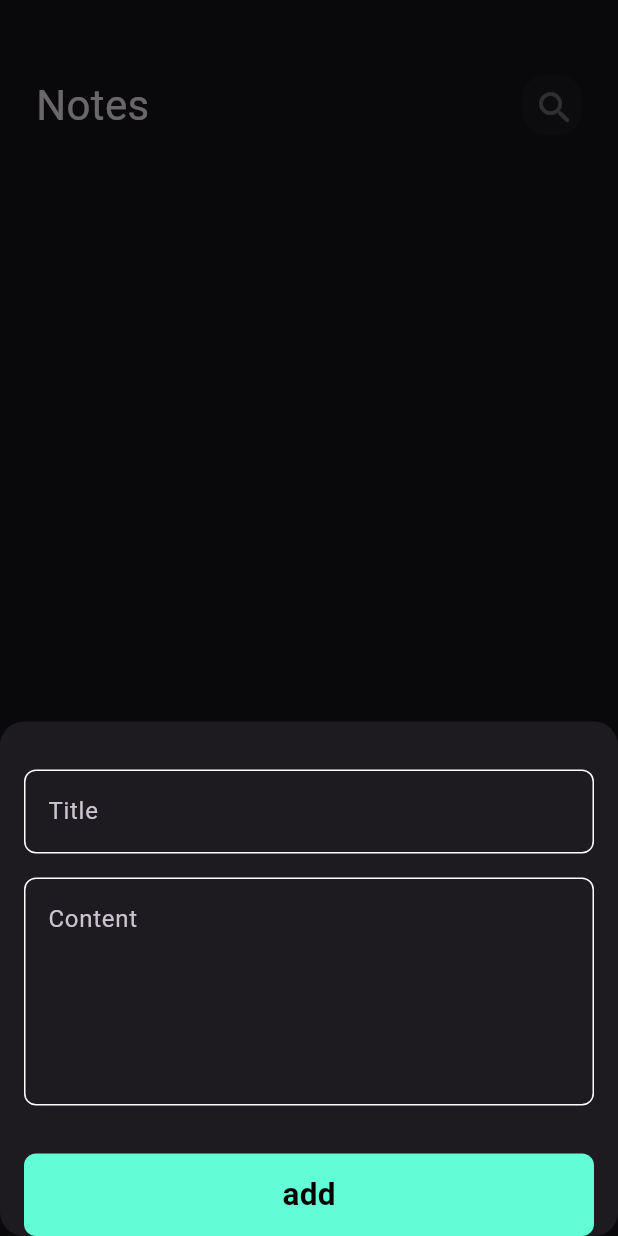
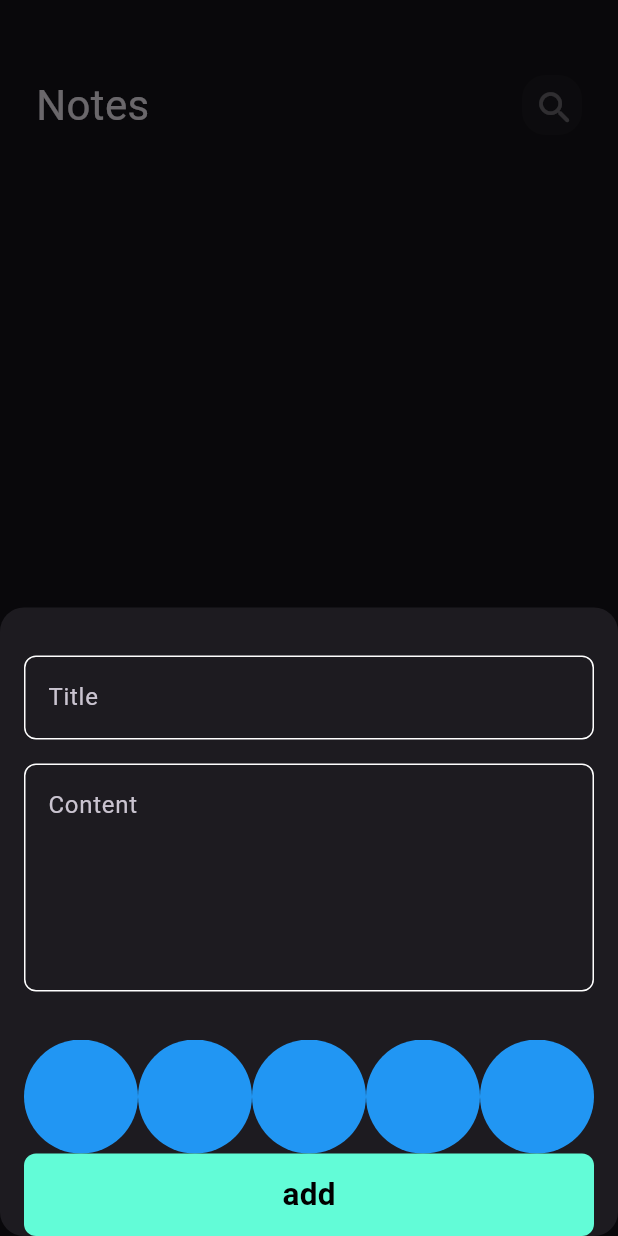
Before and after one commit to Ahmed-khedrovica/todo_app, a Flutter app: the screen it shows after launch, after a tap on the "add" icon, on a phone screen of 412 x 824 dp. Run offline on Flutter 3.47's test engine with Material 3 defaults, Android fonts, the phone set to English and light mode, and no system bars; our stand-ins replace bloc, flutter_bloc, font_awesome_flutter, hive, hive_flutter; accounts and stored records are empty.

Commit message:
create colors list view part 1

```diff
--- a/lib/widgets/add_note_form.dart
+++ b/lib/widgets/add_note_form.dart
@@ -4,6 +4,7 @@ import 'package:intl/intl.dart';
 import 'package:todo_app/cubits/add_note_cubit/add_note_cubit.dart';
 import 'package:todo_app/models/note_model.dart';
 
+import 'colors_list_view.dart';
 import 'custom_botton.dart';
 import 'custom_form_text_field.dart';
 
@@ -50,6 +51,7 @@ class _AddNoteFormState extends State<AddNoteForm> {
           const SizedBox(
             height: 32,
           ),
+          ColorListView(),
           BlocBuilder<AddNoteCubit, AddNoteState>(
             builder: (context, state) {
               return CustomButton(
--- /dev/null
+++ b/lib/widgets/colors_list_view.dart
@@ -0,0 +1,33 @@
+
+
+import 'package:flutter/material.dart';
+
+class ColorItem extends StatelessWidget {
+  const ColorItem({super.key});
+
+  @override
+  Widget build(BuildContext context) {
+    return const CircleAvatar(
+      backgroundColor: Colors.blue,
+      radius: 38,
+    );
+  }
+}
+
+class ColorListView extends StatelessWidget {
+  const ColorListView({super.key});
+
+  @override
+  Widget build(BuildContext context) {
+    return SizedBox(
+      height: 38 * 2,
+      child: ListView.builder(
+        itemCount: 10,
+        scrollDirection: Axis.horizontal,
+        itemBuilder: (context, index) {
+          return const ColorItem();
+        },
+      ),
+    );
+  }
+}
```
